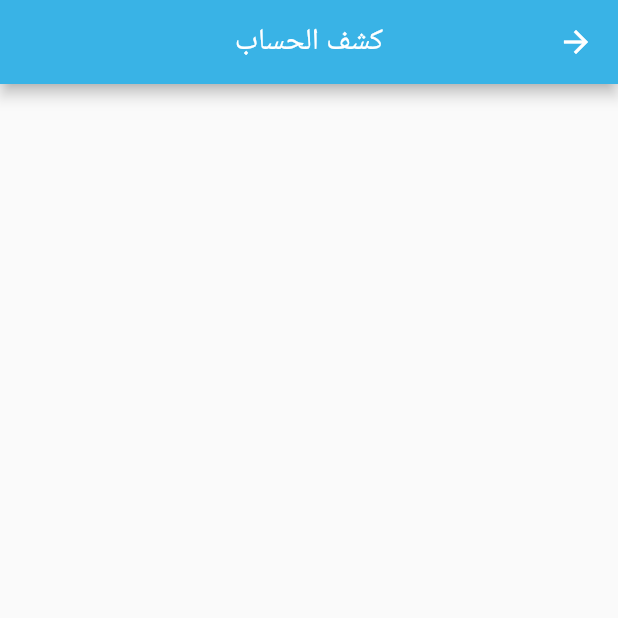
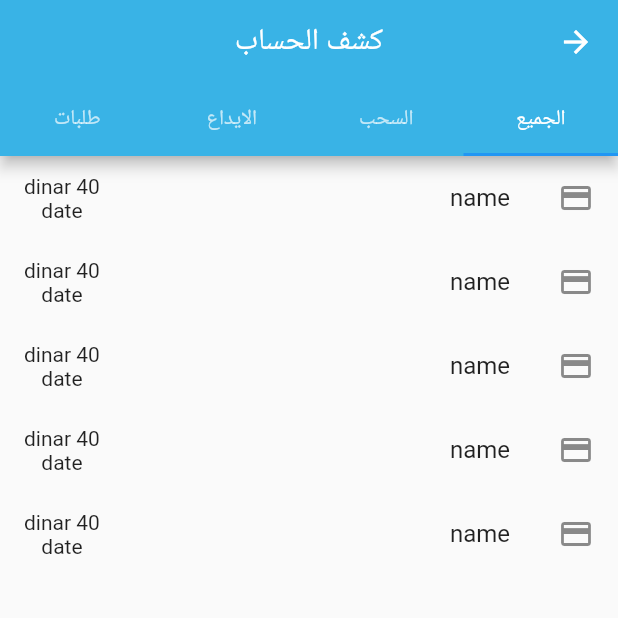
Before and after one commit to lahcenegue/loginapp, a Flutter app: the StatementScreen screen opened directly, on a phone screen of 412 x 824 dp, the top half of it. Run offline on Flutter 3.47's test engine with Material 2 defaults, Android fonts, the phone set to English and light mode, and no system bars; our stand-ins replace share_plus, shared_preferences; missing offline and left inert: onesignal_flutter; accounts and stored records are empty.

Commit message:
statement view model

```diff
--- a/lib/screens/home/main/account_statement/statement_screen.dart
+++ b/lib/screens/home/main/account_statement/statement_screen.dart
@@ -13,11 +13,57 @@ class _StatementScreenState extends State<StatementScreen> {
     return Directionality(
       textDirection: TextDirection.rtl,
       child: SafeArea(
+        child: DefaultTabController(
+          length: 4,
           child: Scaffold(
-        appBar: AppBar(
-          title: const Text("كشف الحساب"),
+              appBar: AppBar(
+                title: const Text("كشف الحساب"),
+                bottom: const TabBar(tabs: [
+                  Tab(
+                    text: 'الجميع',
+                  ),
+                  Tab(
+                    text: 'السحب',
+                  ),
+                  Tab(
+                    text: 'الايداع',
+                  ),
+                  Tab(
+                    text: 'طلبات',
+                  ),
+                ]),
+              ),
+              body: TabBarView(children: [
+                ListView.builder(
+                    itemCount: 5,
+                    itemBuilder: (context, index) {
+                      return ListTile(
+                        leading: Icon(Icons.payment),
+                        title: Text("name"),
+                        trailing: Column(
+                          mainAxisAlignment: MainAxisAlignment.center,
+                          children: [
+                            Text("40 dinar"),
+                            Text("date"),
+                          ],
+                        ),
+                      );
+                    }),
+                Container(
+                  height: 50,
+                  color: Colors.red,
+                ),
+                Container(
+                  height: 50,
+                  color: Colors.blue,
+                ),
+                Container(
+                  height: 50,
+                  color: Colors.green,
+                ),
+              ])),
         ),
-      )),
+      ),
     );
   }
 }
```
Also changed, not shown: lib/screens/home/main/account_statement/statement_api.dart (added, +26 -0 lines), lib/screens/home/main/account_statement/statement_model.dart (added, +47 -0 lines), lib/screens/home/main/account_statement/statement_view_model.dart (added, +60 -0 lines).
